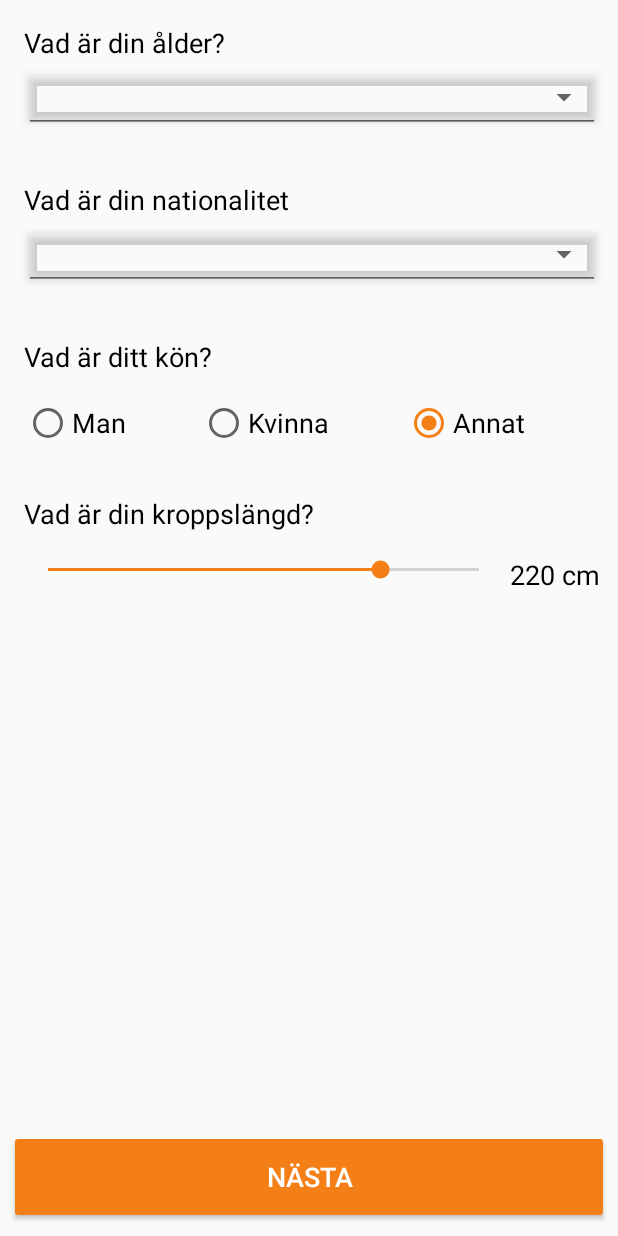
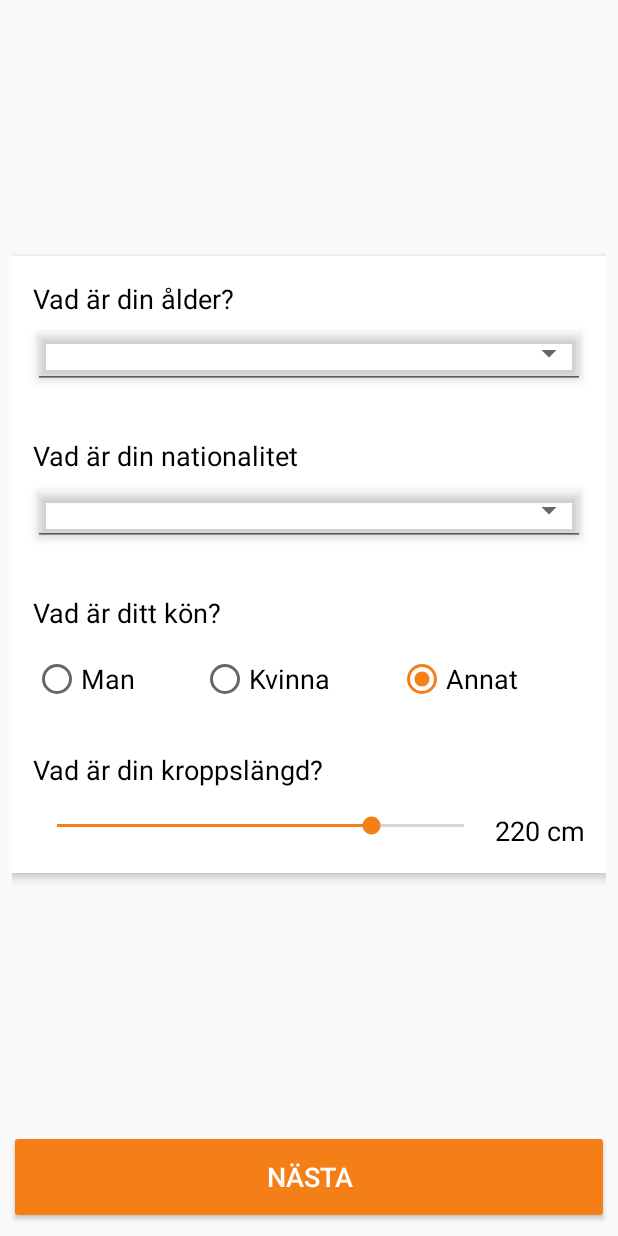
Before and after one commit to Aggrathon/EyewitnessApp, an Android app: the layout activity_background_information.xml on its own in the app's theme, with its tools: preview values and no code run, on a phone screen of 412 x 824 dp. Run offline under Robolectric (Android 15) with nearby library versions, the phone set to English and light mode, and no system bars.

Commit message:
Add Panels

```diff
--- a/app/src/main/java/aggrathon/eyewitnessapp/start/VisualAcuityActivity.java
+++ b/app/src/main/java/aggrathon/eyewitnessapp/start/VisualAcuityActivity.java
@@ -16,9 +16,11 @@ import aggrathon.eyewitnessapp.data.ExperimentData;
 
 public class VisualAcuityActivity extends ACancelCheckActivity {
 
-	static final int MAX_VISUAL_STAGE = 18;
+	static final int MAX_VISUAL_STAGE = 25;
 	static final float TARGET_ACCURACY = 0.5625f;
 	static final float TARGET_WINDOW = 0.2f;
+	static final float IMAGE_STARTING_SIZE = 0.65f;
+	static final float IMAGE_SCALING = 0.75f;
 	static final int NUM_IMAGES = 18;
 
 	public enum State {
@@ -176,7 +178,7 @@ public class VisualAcuityActivity extends ACancelCheckActivity {
 
 		rotation = rnd.nextInt(8)*45;
 		imageView.setRotation(rotation);
-		float scale = 0.65f * (float) Math.pow(0.8, visualStage);
+		float scale = IMAGE_STARTING_SIZE * (float) Math.pow(IMAGE_SCALING, visualStage);
 		imageView.setScaleX(scale);
 		imageView.setScaleY(scale);
 
--- a/app/src/main/res/layout/activity_age.xml
+++ b/app/src/main/res/layout/activity_age.xml
@@ -13,6 +13,7 @@
         android:layout_gravity="center">
 
         <LinearLayout
+            style="@style/AppTheme.Panel"
             android:layout_width="@dimen/tabletLandscapeColumnWidth"
             android:layout_height="wrap_content"
             android:layout_gravity="center"
--- a/app/src/main/res/layout/activity_background_information.xml
+++ b/app/src/main/res/layout/activity_background_information.xml
@@ -16,8 +16,10 @@
         android:layout_weight="100">
 
         <LinearLayout
+            style="@style/AppTheme.Panel"
             android:layout_width="@dimen/tabletLandscapeColumnWidth"
             android:layout_height="wrap_content"
+            android:layout_gravity="center"
             android:layout_weight="1"
             android:gravity="center"
             android:orientation="vertical">
@@ -66,9 +68,9 @@
                 android:id="@+id/spinnerNationality"
                 android:layout_width="match_parent"
                 android:layout_height="wrap_content"
+                android:layout_marginBottom="@dimen/margin"
                 android:layout_marginLeft="@dimen/margin"
-                android:layout_marginRight="@dimen/margin"
-                android:layout_marginBottom="@dimen/margin"/>
+                android:layout_marginRight="@dimen/margin"/>
 
             <Space
                 android:layout_width="match_parent"
--- a/app/src/main/res/layout/activity_experiment_information.xml
+++ b/app/src/main/res/layout/activity_experiment_information.xml
@@ -15,6 +15,7 @@
         android:layout_weight="100">
 
         <LinearLayout
+            style="@style/AppTheme.Panel"
             android:layout_width="@dimen/tabletLandscapeColumnWidth"
             android:layout_height="wrap_content"
             android:layout_gravity="center"
@@ -70,6 +71,7 @@
         android:layout_width="@dimen/tabletLandscapeColumnWidth"
         android:layout_height="wrap_content"
         android:onClick="onNextButton"
+        android:layout_margin="@dimen/margin"
         android:text="@string/next"/>
 
 </LinearLayout>
--- a/app/src/main/res/layout/activity_main.xml
+++ b/app/src/main/res/layout/activity_main.xml
@@ -18,7 +18,7 @@
         android:layout_weight="1"
         android:orientation="vertical"
         android:background="@android:color/background_light"
-        android:elevation="@dimen/imageButtonElevation">
+        android:elevation="@dimen/panelElevation">
 
         <ImageButton
             android:id="@+id/finButton"
@@ -54,7 +54,7 @@
         android:layout_weight="1"
         android:orientation="vertical"
         android:background="@android:color/background_light"
-        android:elevation="@dimen/imageButtonElevation">
+        android:elevation="@dimen/panelElevation">
 
         <ImageButton
             android:id="@+id/sweButton"
@@ -88,7 +88,7 @@
         android:layout_margin="@dimen/margin"
         android:layout_gravity="center"
         android:background="@android:color/background_light"
-        android:elevation="@dimen/imageButtonElevation">
+        android:elevation="@dimen/panelElevation">
 
         <ImageButton
             android:id="@+id/engButton"
--- a/app/src/main/res/values/dimens.xml
+++ b/app/src/main/res/values/dimens.xml
@@ -5,7 +5,7 @@
     <dimen name="largeMargin">16dp</dimen>
     <dimen name="actionBarHeight">64dp</dimen>
     <dimen name="tabletLandscapeColumnWidth">400dp</dimen>
-    <dimen name="imageButtonElevation">4dp</dimen>
+    <dimen name="panelElevation">4dp</dimen>
     <dimen name="buttonHeight">64dp</dimen>
     <dimen name="textSize">18sp</dimen>
     <dimen name="textVerticalSpacing">4sp</dimen>
--- a/app/src/main/res/values/styles.xml
+++ b/app/src/main/res/values/styles.xml
@@ -58,9 +58,16 @@
     </style>
 
     <style name="AppTheme.Spinner" parent="Widget.AppCompat.Spinner.Underlined">
-        <item name="android:elevation">@dimen/imageButtonElevation</item>
+        <item name="android:elevation">@dimen/panelElevation</item>
         <item name="background">@color/colorPrimary</item>
         <item name="android:minHeight">48dp</item>
     </style>
 
+    <style name="AppTheme.Panel">
+        <item name="android:background">@android:color/background_light</item>
+        <item name="android:elevation">@dimen/panelElevation</item>
+        <item name="android:layout_margin">@dimen/margin</item>
+        <item name="android:padding">@dimen/margin</item>
+    </style>
+
 </resources>
```
Also changed, not shown: app/src/main/res/layout-land/activity_settings.xml (+3 -6 lines), app/src/main/res/layout/activity_lineup.xml (+8 -8 lines), app/src/main/res/layout/activity_number.xml (+4 -4 lines), app/src/main/res/layout/activity_questions.xml (+14 -11 lines), app/src/main/res/layout/activity_settings.xml (+3 -6 lines), app/src/main/res/layout/activity_target_questions.xml (+7 -4 lines).
